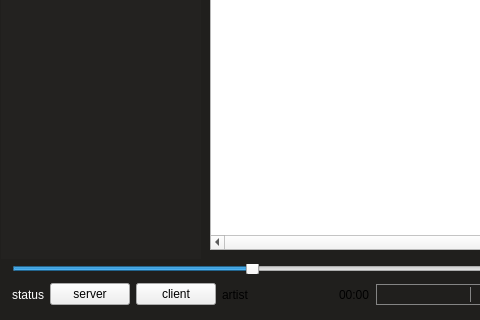
Before: the Qt Designer form home.ui in rivali-13/jukebox, drawn with Qt 5; both pictures show x 0 to 480 and y 280 to 600 of the 1000 by 600 pixel window.
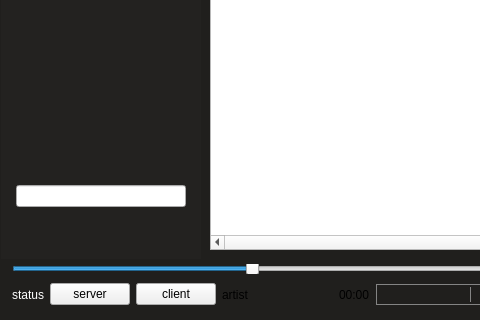
After: the same form once the commit is applied. Icons and pictures are not drawn.

The edit to the form file:
```diff
--- a/home.ui
+++ b/home.ui
@@ -212,6 +212,9 @@
                   </property>
                  </spacer>
                 </item>
+                <item>
+                 <widget class="QLineEdit" name="IP"/>
+                </item>
                 <item>
                  <widget class="QLabel" name="cover">
                   <property name="minimumSize">
```
